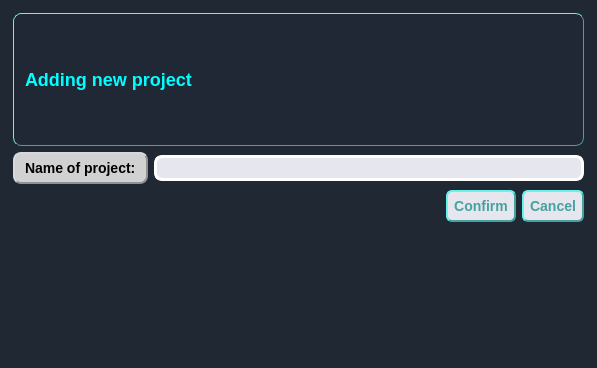
Qt form ui/AddProjectWindow.ui (kiozet/TaskManagerWithAI) before a commit.
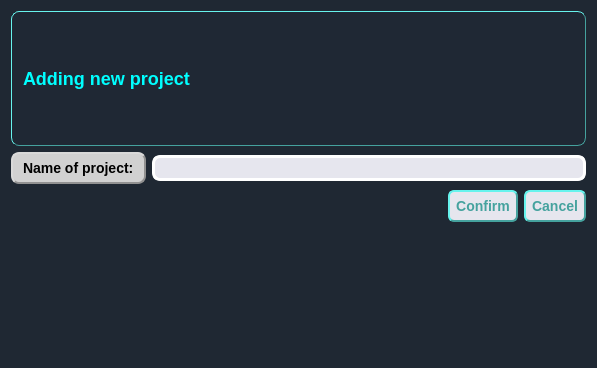
The same form after that commit.

Commit message: Change QFrame into QWidget in AddProjectWindow

Diff of the .ui file:
```diff
--- a/ui/AddProjectWindow.ui
+++ b/ui/AddProjectWindow.ui
@@ -1,7 +1,7 @@
 <?xml version="1.0" encoding="UTF-8"?>
 <ui version="4.0">
- <class>Frame</class>
- <widget class="QFrame" name="Frame">
+ <class>Widget</class>
+ <widget class="QWidget" name="Widget">
   <property name="geometry">
    <rect>
     <x>0</x>
@@ -14,7 +14,7 @@
    <string>Frame</string>
   </property>
   <property name="styleSheet">
-   <string notr="true">QFrame{
+   <string notr="true">QWidget{
     border: 2px;
     border-radius: 4px;
     padding: 2px;
```
Left out of the diff: 3 changed lines with no effect on the pictures.
